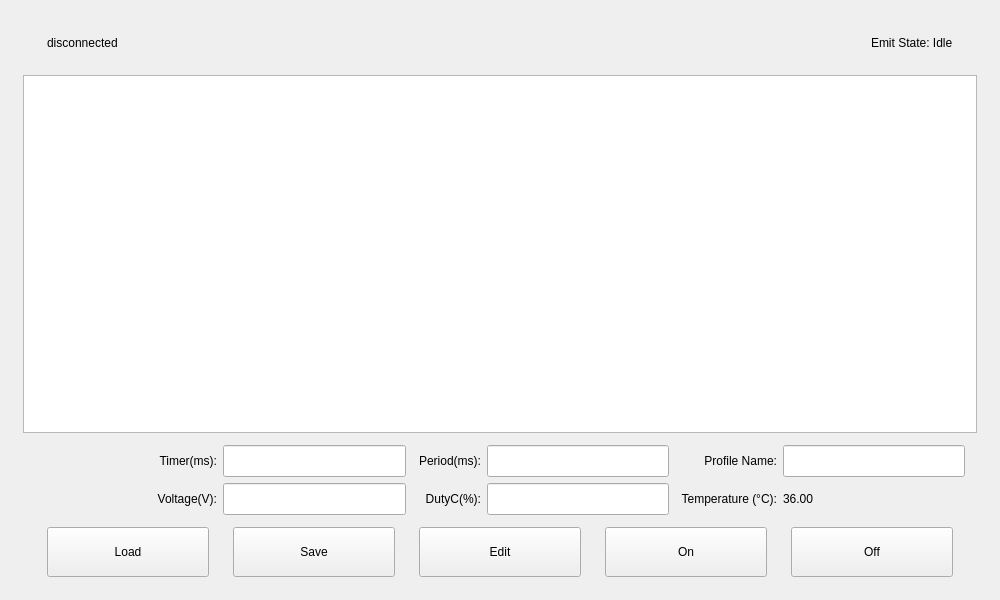
This is mainwindowlifu4.ui in wangmeng08/BCI as Qt 5 draws it before an edit. The edited form follows.
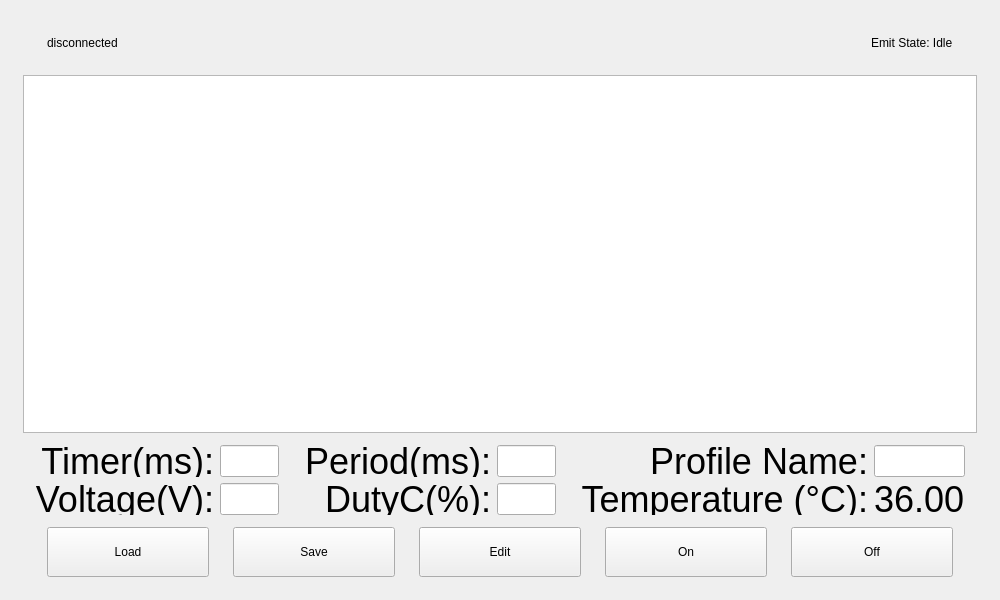
This is the edited form.

Diff of the .ui file:
```diff
--- a/mainwindowlifu4.ui
+++ b/mainwindowlifu4.ui
@@ -140,6 +140,9 @@
           <height>70</height>
          </size>
         </property>
+        <property name="styleSheet">
+         <string notr="true">font:36px;</string>
+        </property>
         <layout class="QGridLayout" name="gridLayout_2" columnstretch="0,0,0,0,0,0">
          <property name="leftMargin">
           <number>12</number>
```
